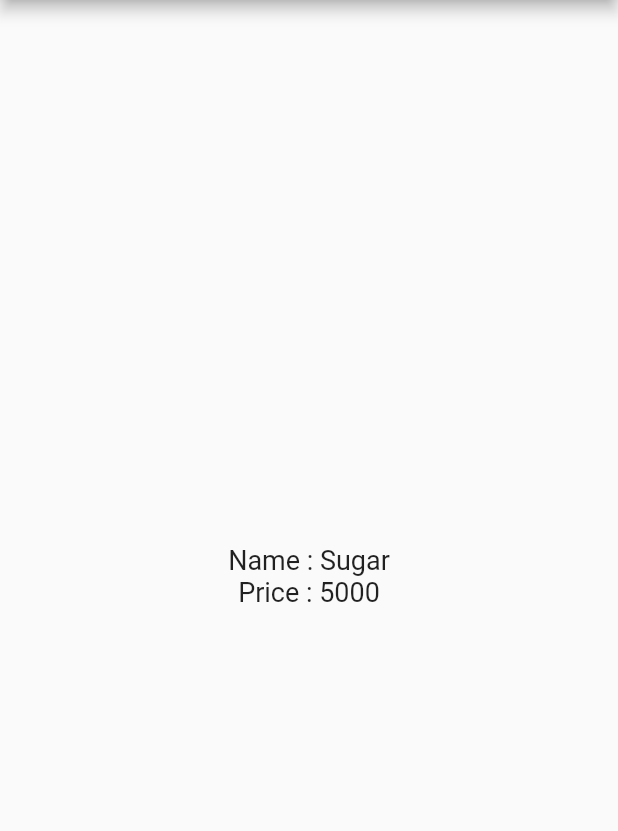
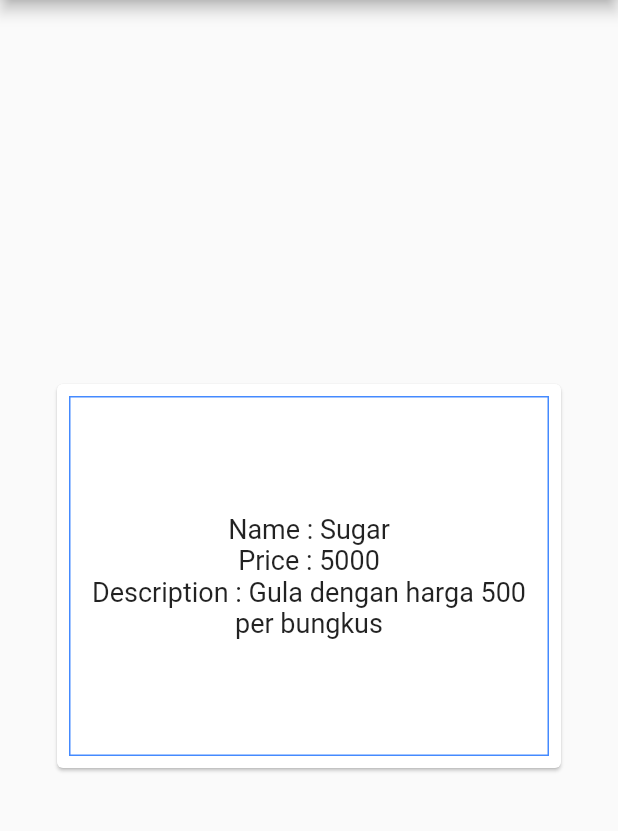
Before and after one commit to Almasyriqi/belanja, a Flutter app: the screen it shows after launch, after a tap on "Sugar", on a phone screen of 412 x 824 dp, the part 84-915 px from its top. Run offline on Flutter 3.47's test engine with Material 2 defaults, Android fonts, the phone set to English and light mode, and no system bars.

Commit message:
Tugas Praktikum

```diff
--- a/lib/models/item.dart
+++ b/lib/models/item.dart
@@ -1,6 +1,7 @@
 class Item {
   String name;
   int price;
+  String description;
 
-  Item({required this.name, required this.price});
+  Item({required this.name, required this.price, required this.description});
 }
--- a/lib/pages/home_page.dart
+++ b/lib/pages/home_page.dart
@@ -1,11 +1,18 @@
 import 'package:belanja/models/Item.dart';
+import 'package:belanja/widgets/card_home.dart';
 import 'package:flutter/material.dart';
 
 class HomePage extends StatelessWidget {
   HomePage({Key? key}) : super(key: key);
   final List<Item> items = [
-    Item(name: 'Sugar', price: 5000),
-    Item(name: 'Salt', price: 2000)
+    Item(
+        name: 'Sugar',
+        price: 5000,
+        description: 'Gula dengan harga 500 per bungkus'),
+    Item(
+        name: 'Salt',
+        price: 2000,
+        description: 'Garam dengan harga 2000 per bungkus')
   ];
 
   @override
@@ -25,21 +32,7 @@ class HomePage extends StatelessWidget {
               onTap: () {
                 Navigator.pushNamed(context, '/item', arguments: item);
               },
-              child: Card(
-                child: Container(
-                  margin: const EdgeInsets.all(8),
-                  child: Row(
-                    children: [
-                      Expanded(child: Text(item.name)),
-                      Expanded(
-                          child: Text(
-                        item.price.toString(),
-                        textAlign: TextAlign.end,
-                      ))
-                    ],
-                  ),
-                ),
-              ),
+              child: CardHome(item: item),
             );
           },
         ),
--- a/lib/pages/item_page.dart
+++ b/lib/pages/item_page.dart
@@ -1,4 +1,5 @@
 import 'package:belanja/models/Item.dart';
+import 'package:belanja/widgets/card_item.dart';
 import 'package:flutter/material.dart';
 
 class ItemPage extends StatelessWidget {
@@ -16,19 +17,9 @@ class ItemPage extends StatelessWidget {
         child: Row(
           mainAxisAlignment: MainAxisAlignment.center,
           children: [
-            Column(
-              mainAxisAlignment: MainAxisAlignment.center,
-              children: [
-                Text(
-                  "Name : " + itemArgs.name,
-                  style: const TextStyle(fontSize: 18),
-                ),
-                Text(
-                  "Price : " + itemArgs.price.toString(),
-                  style: const TextStyle(fontSize: 18),
-                ),
-              ],
-            ),
+            Center(
+              child: CardItem(itemArgs: itemArgs),
+            )
           ],
         ),
       ),
--- /dev/null
+++ b/lib/widgets/card_home.dart
@@ -0,0 +1,30 @@
+import 'package:belanja/models/Item.dart';
+import 'package:flutter/material.dart';
+
+class CardHome extends StatelessWidget {
+  const CardHome({
+    Key? key,
+    required this.item,
+  }) : super(key: key);
+
+  final Item item;
+
+  @override
+  Widget build(BuildContext context) {
+    return Card(
+      child: Container(
+        margin: const EdgeInsets.all(8),
+        child: Row(
+          children: [
+            Expanded(child: Text(item.name)),
+            Expanded(
+                child: Text(
+              item.price.toString(),
+              textAlign: TextAlign.end,
+            ))
+          ],
+        ),
+      ),
+    );
+  }
+}
--- /dev/null
+++ b/lib/widgets/card_item.dart
@@ -0,0 +1,35 @@
+import 'package:belanja/models/Item.dart';
+import 'package:flutter/material.dart';
+
+class CardItem extends StatelessWidget {
+  const CardItem({
+    Key? key,
+    required this.itemArgs,
+  }) : super(key: key);
+
+  final Item itemArgs;
+
+  @override
+  Widget build(BuildContext context) {
+    return Card(
+      child: Container(
+        margin: const EdgeInsets.all(8),
+        width: 320,
+        height: 240,
+        decoration: BoxDecoration(border: Border.all(color: Colors.blueAccent)),
+        child: Column(
+          mainAxisAlignment: MainAxisAlignment.center,
+          children: [
+            Text("Name : " + itemArgs.name,
+                style: const TextStyle(fontSize: 18)),
+            Text("Price : " + itemArgs.price.toString(),
+                style: const TextStyle(fontSize: 18)),
+            Text("Description : " + itemArgs.description,
+                textAlign: TextAlign.center,
+                style: const TextStyle(fontSize: 18)),
+          ],
+        ),
+      ),
+    );
+  }
+}
```
